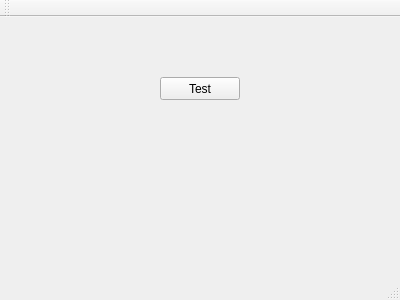
Before: the Qt Designer form mainwindow.ui in dridk/freebox-desktop, drawn with Qt 5.
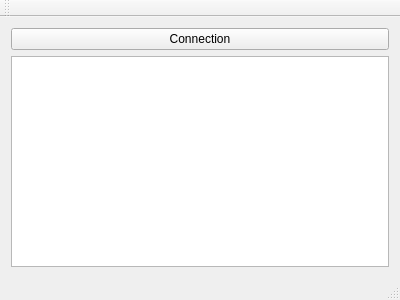
After: the same form once the commit is applied.

What changed in the file:
```diff
--- a/mainwindow.ui
+++ b/mainwindow.ui
@@ -14,19 +14,18 @@
    <string>MainWindow</string>
   </property>
   <widget class="QWidget" name="centralWidget">
+   <layout class="QVBoxLayout" name="verticalLayout">
+    <item>
    <widget class="QPushButton" name="pushButton">
-    <property name="geometry">
-     <rect>
-      <x>160</x>
-      <y>60</y>
-      <width>80</width>
-      <height>23</height>
-     </rect>
-    </property>
     <property name="text">
-     <string>Test</string>
-    </property>
-   </widget>
+       <string>Connection</string>
+      </property>
+     </widget>
+    </item>
+    <item>
+     <widget class="QListView" name="listView"/>
+    </item>
+   </layout>
   </widget>
   <widget class="QMenuBar" name="menuBar">
    <property name="geometry">
```
Left out of the diff: 2 changed lines with no effect on the pictures. Lines whose indentation alone changed are shown as unchanged.
